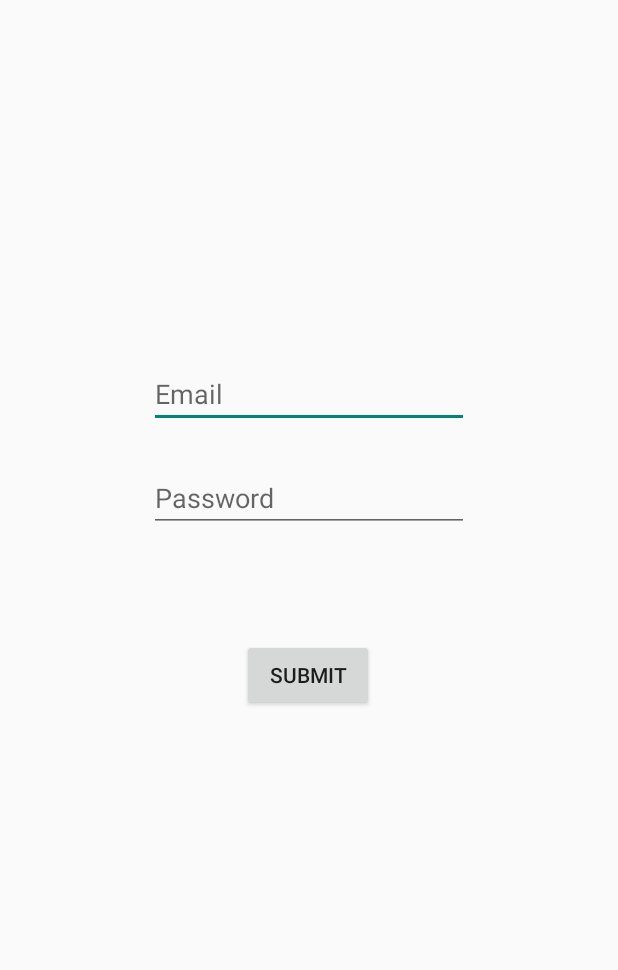
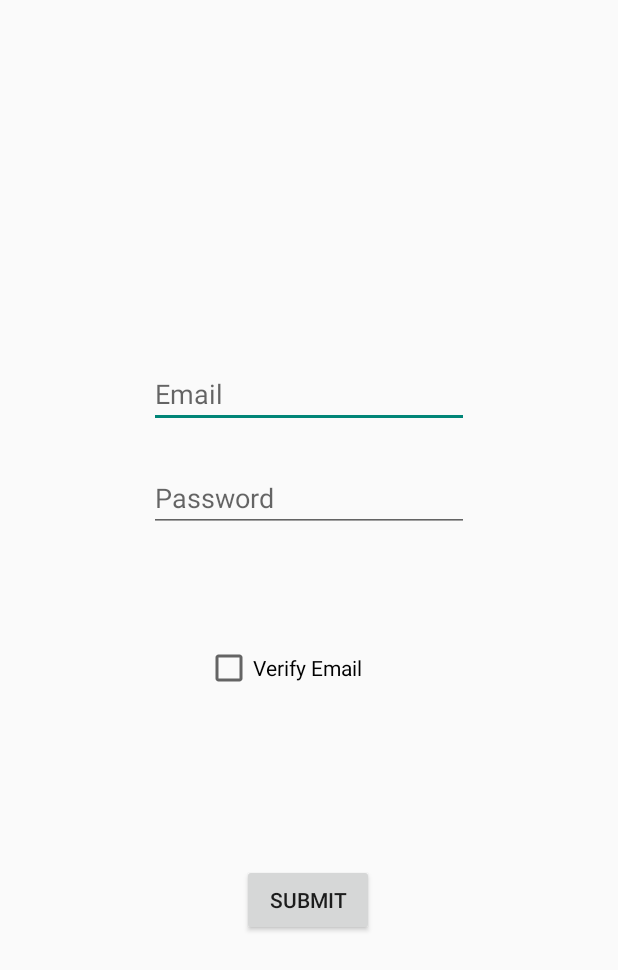
Before and after one commit to ajinkya48765/Book-It, an Android app: the signup_auth screen opened directly, with no data from a screen before it, on a phone screen of 412 x 824 dp. Shown: the top 970 px of the screen. Run offline under Robolectric (Android 15) with nearby library versions, the phone set to English and light mode, and no system bars; our stand-ins replace Firebase (no records; nobody signed in at launch, a user with empty details on screens opened directly).

```diff
--- a/app/build.gradle
+++ b/app/build.gradle
@@ -28,6 +28,7 @@ dependencies {
     implementation 'androidx.annotation:annotation:1.1.0'
     implementation 'androidx.constraintlayout:constraintlayout:1.1.3'
     implementation 'androidx.lifecycle:lifecycle-extensions:2.1.0'
+    implementation 'com.google.firebase:firebase-database:16.0.4'
     testImplementation 'junit:junit:4.12'
     androidTestImplementation 'androidx.test.ext:junit:1.1.1'
     androidTestImplementation 'androidx.test.espresso:espresso-core:3.2.0'
--- a/app/src/main/java/com/example/books/MainActivity.java
+++ b/app/src/main/java/com/example/books/MainActivity.java
@@ -65,7 +65,7 @@ public class MainActivity extends AppCompatActivity {
                 if(task.isSuccessful())
                 {
                     Toast.makeText(getApplicationContext(),"Login Successful",Toast.LENGTH_LONG).show();
-                    Intent main_to_sellpurchase = new Intent(MainActivity.this, sell_purchase.class);
+                    Intent main_to_sellpurchase = new Intent(MainActivity.this, sell_purchase_window.class);
                     main_to_sellpurchase.addFlags(Intent.FLAG_ACTIVITY_CLEAR_TOP);
                     startActivity(main_to_sellpurchase);
                     progressDialog.cancel();
--- a/app/src/main/java/com/example/books/signup_auth.java
+++ b/app/src/main/java/com/example/books/signup_auth.java
@@ -15,16 +15,18 @@ import com.google.android.gms.tasks.OnCompleteListener;
 import com.google.android.gms.tasks.Task;
 import com.google.firebase.auth.AuthResult;
 import com.google.firebase.auth.FirebaseAuth;
+import com.google.firebase.auth.FirebaseUser;
 
 public class signup_auth extends AppCompatActivity {
 
 
     EditText email;
     EditText pass;
-    Button submit;
+    Button submit,verify;
 
     private ProgressDialog progressDialog;
     FirebaseAuth firebaseAuth;
+    FirebaseUser user;
 
     @Override
     protected void onCreate(Bundle savedInstanceState) {
@@ -33,8 +35,10 @@ public class signup_auth extends AppCompatActivity {
         email=findViewById(R.id.auth_email);
         pass=findViewById(R.id.auth_pass);
         submit=findViewById(R.id.auth_submit);
+        verify=findViewById(R.id.verify);
         progressDialog=new ProgressDialog(this);
         firebaseAuth=FirebaseAuth.getInstance();
+        user=firebaseAuth.getCurrentUser();
     }
 
     public void submit(View view) {
@@ -93,4 +97,18 @@ public class signup_auth extends AppCompatActivity {
             });
 
     }
+
+    public void verify(View view) {
+
+        user.sendEmailVerification().addOnCompleteListener(new OnCompleteListener<Void>() {
+            @Override
+            public void onComplete(@NonNull Task<Void> task) {
+                if(task.isSuccessful())
+                    Toast.makeText(getApplicationContext(),"Verification mail has been sent",Toast.LENGTH_LONG).show();
+                else
+                    Toast.makeText(getApplicationContext(),"Failed, Please try again",Toast.LENGTH_LONG).show();
+
+            }
+        });
+    }
 }
--- a/app/src/main/res/layout/activity_signup_auth.xml
+++ b/app/src/main/res/layout/activity_signup_auth.xml
@@ -34,12 +34,24 @@
         android:id="@+id/auth_submit"
         android:layout_width="wrap_content"
         android:layout_height="wrap_content"
+        android:layout_marginBottom="200dp"
+        android:onClick="submit"
         android:text="SUBMIT"
         app:layout_constraintBottom_toBottomOf="parent"
         app:layout_constraintEnd_toEndOf="parent"
         app:layout_constraintHorizontal_bias="0.498"
+        app:layout_constraintStart_toStartOf="parent" />
+
+    <CheckBox
+        android:id="@+id/verify"
+        android:layout_width="138dp"
+        android:layout_height="37dp"
+        android:text="Verify Email"
+        app:layout_constraintBottom_toTopOf="@+id/auth_submit"
+        app:layout_constraintEnd_toEndOf="parent"
+        app:layout_constraintHorizontal_bias="0.498"
         app:layout_constraintStart_toStartOf="parent"
         app:layout_constraintTop_toBottomOf="@+id/auth_pass"
-        app:layout_constraintVertical_bias="0.17"
-        android:onClick="submit"/>
+        app:layout_constraintVertical_bias="0.391"
+        android:onClick="verify"/>
 </androidx.constraintlayout.widget.ConstraintLayout>
```
Also changed, not shown: app/src/main/AndroidManifest.xml (+7 -3 lines), app/src/main/res/values/strings.xml (+128 -0 lines).
